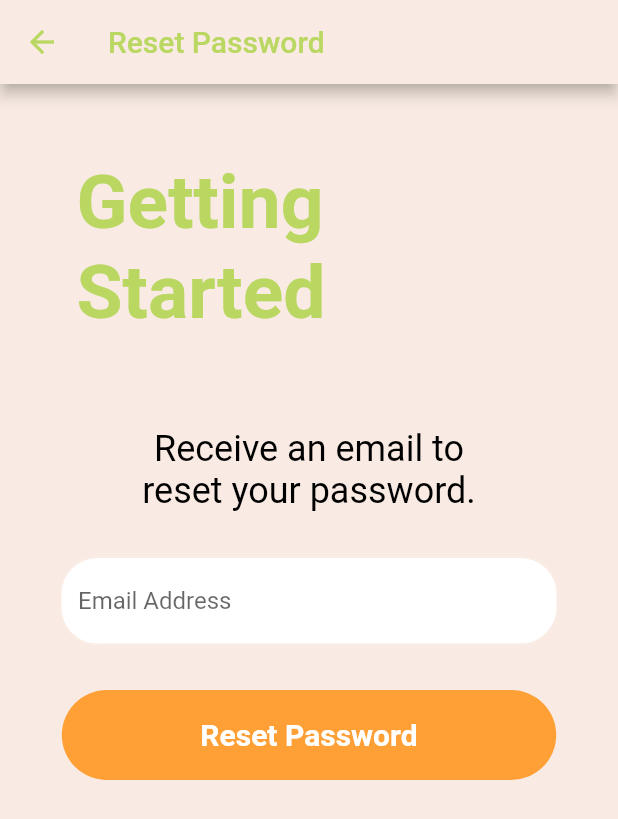
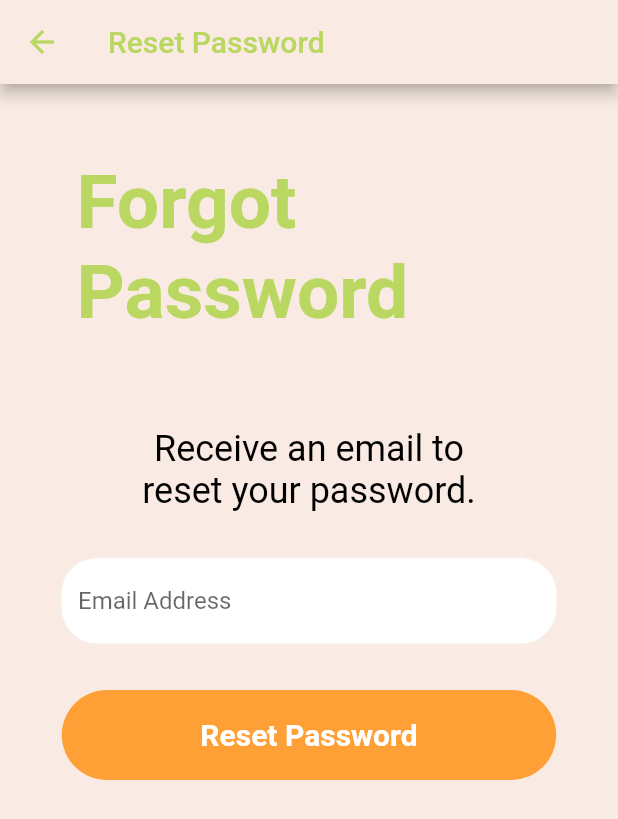
Before and after one commit to GerardCons/FindersPetters, a Flutter app: the screen it shows after launch, after a tap on "Forgot Password?", on a phone screen of 412 x 824 dp. Shown: the top 819 px of the screen. Run offline on Flutter 3.47's test engine with Material 2 defaults, Android fonts, the light colour scheme and no system bars; our stand-ins replace cloud_firestore, firebase_auth, firebase_core, flutter_spinkit, google_nav_bar; accounts and stored records are empty; network calls fail.

Commit message:
updated ui

```diff
--- a/finderspetters/lib/auth/checkAuthentication.dart
+++ b/finderspetters/lib/auth/checkAuthentication.dart
@@ -1,5 +1,6 @@
 import 'package:finderspetters/auth/authPage.dart';
 import 'package:finderspetters/auth/loginScreen.dart';
+import 'package:finderspetters/screens/homepage.dart';
 import 'package:firebase_auth/firebase_auth.dart';
 import 'package:flutter/material.dart';
 
@@ -24,7 +25,7 @@ class _CheckAuthenticationPageState extends State<CheckAuthenticationPage> {
             return Center(
                 child: Text('Something Went Wrong: ${snapshot.hasError}'));
           } else if (snapshot.hasData) {
-            return Container();
+            return UserPage();
           } else {
             return AuthPage();
           }
--- a/finderspetters/lib/auth/forgotPass.dart
+++ b/finderspetters/lib/auth/forgotPass.dart
@@ -29,6 +29,7 @@ class _ForgotPasswordScreenState extends State<ForgotPasswordScreen> {
       ),
       backgroundColor: Color.fromRGBO(249, 235, 227, 1),
       body: SafeArea(
+        child: SingleChildScrollView(
           child: Column(
             mainAxisAlignment: MainAxisAlignment.start,
             children: [
@@ -42,7 +43,7 @@ class _ForgotPasswordScreenState extends State<ForgotPasswordScreen> {
                     child: Stack(
                       children: [
                         Text(
-                        "Getting",
+                          "Forgot",
                           style: TextStyle(
                               fontSize: 50,
                               fontWeight: FontWeight.bold,
@@ -51,7 +52,7 @@ class _ForgotPasswordScreenState extends State<ForgotPasswordScreen> {
                         Positioned(
                           top: 60,
                           child: Text(
-                          "Started",
+                            "Password",
                             style: TextStyle(
                                 fontSize: 50,
                                 fontWeight: FontWeight.bold,
@@ -84,12 +85,15 @@ class _ForgotPasswordScreenState extends State<ForgotPasswordScreen> {
             ],
           ),
         ),
+      ),
     );
   }
 
   InkWell RegisterButton(Size size) {
     return InkWell(
-      onTap: (() {}),
+      onTap: (() {
+        sendPassword();
+      }),
       borderRadius: BorderRadius.circular(30),
       child: Container(
         width: size.width * 0.8,
--- a/finderspetters/lib/auth/registerScreen.dart
+++ b/finderspetters/lib/auth/registerScreen.dart
@@ -2,6 +2,7 @@ import 'package:cloud_firestore/cloud_firestore.dart';
 import 'package:finderspetters/components/passwordInput.dart';
 import 'package:finderspetters/components/usernameInput.dart';
 import 'package:finderspetters/components/utils.dart';
+import 'package:finderspetters/screens/homepage.dart';
 import 'package:firebase_auth/firebase_auth.dart';
 import 'package:flutter/gestures.dart';
 import 'package:flutter/material.dart';
@@ -202,9 +203,11 @@ class _RegisterPageState extends State<RegisterScreenPage> {
         builder: (context) => const Center(child: CircularProgressIndicator()));
     try {
       await FirebaseAuth.instance.createUserWithEmailAndPassword(
-        email: username.text.trim(),
+        email: email.text.trim(),
         password: password.text.trim(),
       );
+      Navigator.of(context)
+          .pushReplacement(MaterialPageRoute(builder: (context) => UserPage()));
     } on FirebaseAuthException catch (e) {
       if (e.message == "Given String is empty or null") {
         Utils.errorSnackBar(
--- a/finderspetters/lib/screens/appointmentpage.dart
+++ b/finderspetters/lib/screens/appointmentpage.dart
@@ -11,6 +11,11 @@ class _AppointmentPageState extends State<AppointmentPage> {
   @override
   Widget build(BuildContext context) {
     return Scaffold(
+      appBar: AppBar(
+        backgroundColor: Color.fromRGBO(186, 215, 98, 1),
+        title: Padding(
+            padding: const EdgeInsets.all(15), child: Text("FindersPetters")),
+      ),
       body: Container(),
     );
   }
--- a/finderspetters/lib/screens/cartpage.dart
+++ b/finderspetters/lib/screens/cartpage.dart
@@ -11,6 +11,11 @@ class _CartPageState extends State<CartPage> {
   @override
   Widget build(BuildContext context) {
     return Scaffold(
+      appBar: AppBar(
+        backgroundColor: Color.fromRGBO(186, 215, 98, 1),
+        title: Padding(
+            padding: const EdgeInsets.all(15), child: Text("FindersPetters")),
+      ),
       body: Container(),
     );
   }
--- a/finderspetters/lib/screens/profilepage.dart
+++ b/finderspetters/lib/screens/profilepage.dart
@@ -11,6 +11,11 @@ class _ProfilePageState extends State<ProfilePage> {
   @override
   Widget build(BuildContext context) {
     return Scaffold(
+      appBar: AppBar(
+        backgroundColor: Color.fromRGBO(186, 215, 98, 1),
+        title: Padding(
+            padding: const EdgeInsets.all(15), child: Text("FindersPetters")),
+      ),
       body: Container(),
     );
   }
```
Also changed, not shown: finderspetters/lib/screens/homepage.dart (+14 -2 lines), finderspetters/pubspec.lock, 6 other files. Lines whose indentation alone changed are shown as unchanged.
